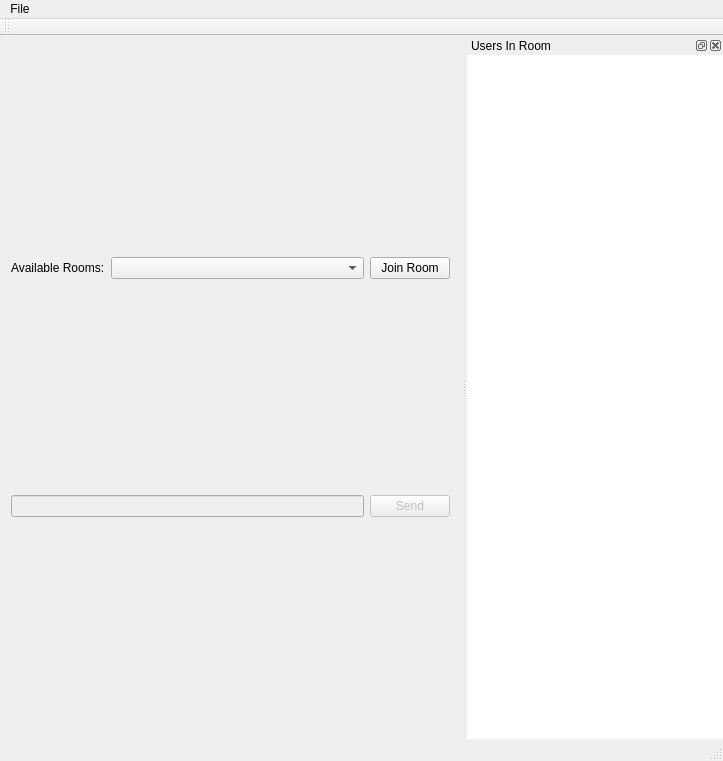
The window that ui/main_window.ui (chmod700/SmoothTalker) describes before a commit, drawn with Qt 5.
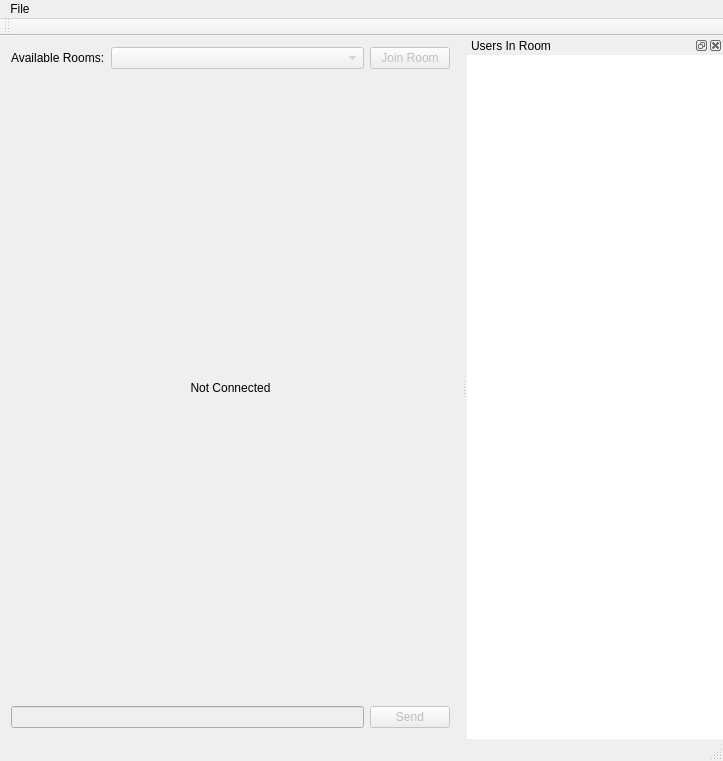
The same window after the commit. Icons and pictures are not drawn.

```diff
--- a/ui/main_window.ui
+++ b/ui/main_window.ui
@@ -21,7 +21,7 @@
    <bool>true</bool>
   </property>
   <widget class="QWidget" name="centralWidget">
-   <layout class="QVBoxLayout" name="verticalLayout">
+   <layout class="QVBoxLayout" name="vbox_main" stretch="0,10,0">
     <item>
      <layout class="QHBoxLayout" name="horizontalLayout_2" stretch="0,10,0">
       <item>
@@ -33,13 +33,19 @@
       </item>
       <item>
        <widget class="QComboBox" name="cb_rooms">
+        <property name="enabled">
+         <bool>false</bool>
+        </property>
         <property name="toolTip">
          <string>This is a list of rooms available to your loggin in accounts</string>
         </property>
        </widget>
       </item>
       <item>
-       <widget class="QPushButton" name="pushButton">
+       <widget class="QPushButton" name="btn_join_room">
+        <property name="enabled">
+         <bool>false</bool>
+        </property>
         <property name="text">
          <string>Join Room</string>
         </property>
@@ -47,6 +53,16 @@
       </item>
      </layout>
     </item>
+    <item>
+     <widget class="QLabel" name="lbl_not_connected">
+      <property name="text">
+       <string>Not Connected</string>
+      </property>
+      <property name="alignment">
+       <set>Qt::AlignCenter</set>
+      </property>
+     </widget>
+    </item>
     <item>
      <layout class="QHBoxLayout" name="horizontalLayout">
       <item>
```
Left out of the diff: 2 changed lines with no effect on the pictures.
